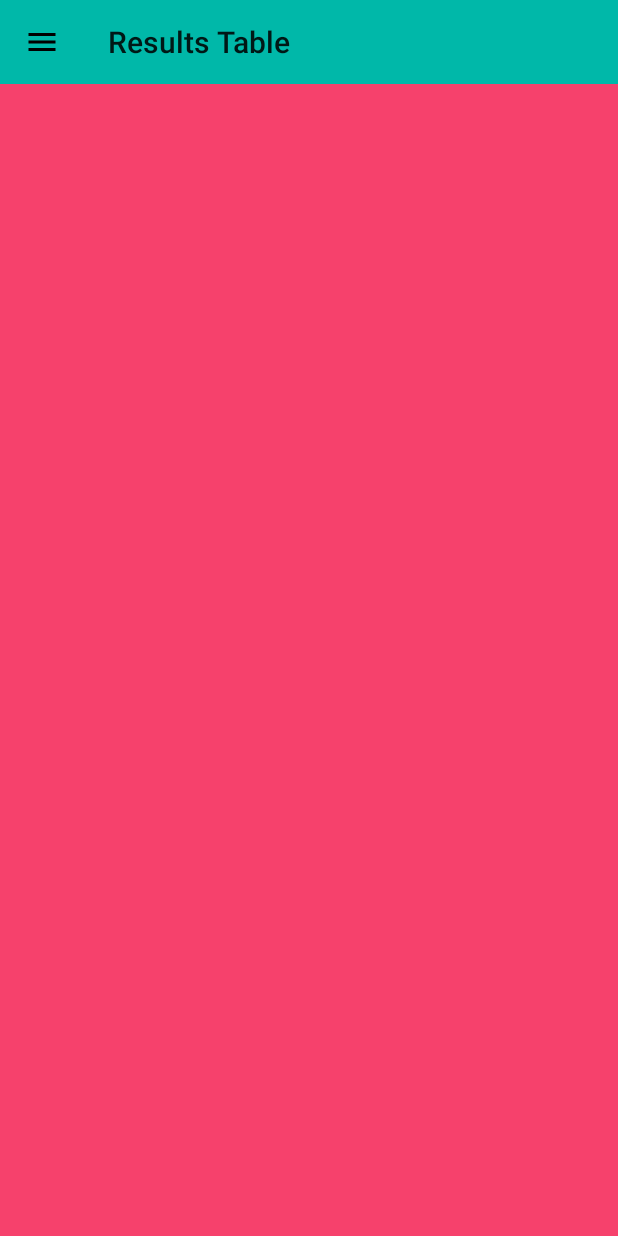
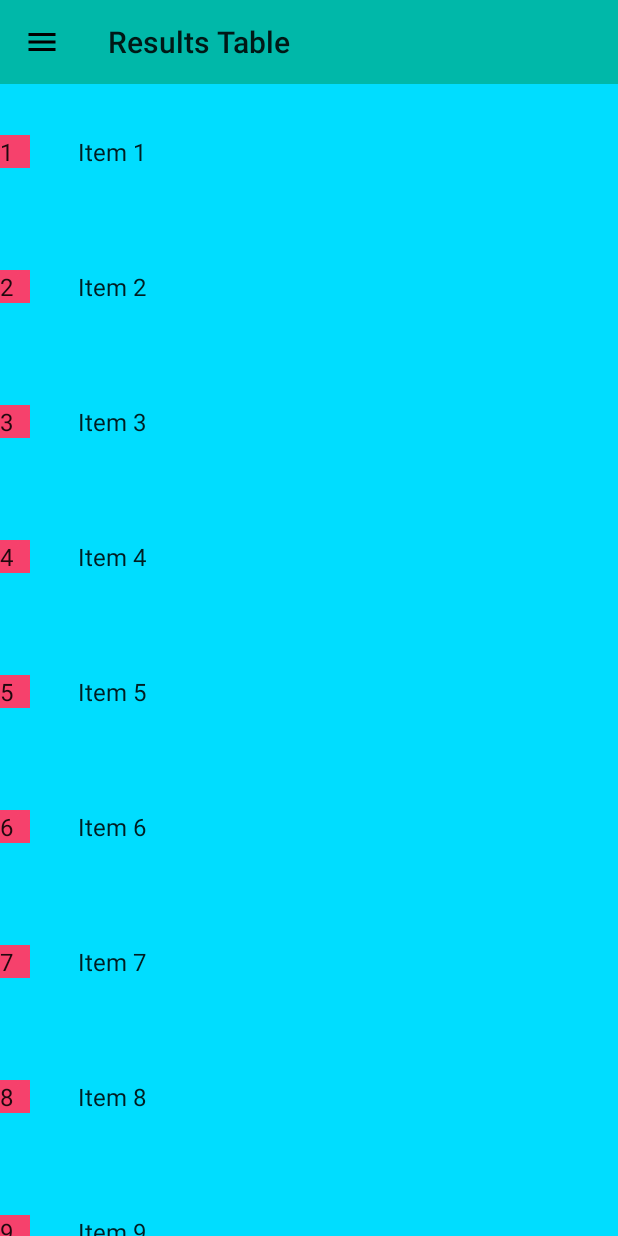
Before and after one commit to raeinmt/Fifa18Prediction, an Android app: the screen it shows after launch once a user with an empty profile is signed in (PredictionsActivity), in the side drawer, after a tap on "Results Table", on a phone screen of 412 x 824 dp. Run offline under Robolectric (Android 15) with nearby library versions, the phone set to English and light mode, and no system bars; our stand-ins replace Firebase (no records; nobody signed in at launch, a user with empty details on screens opened directly); libraries missing offline, so code that uses them is left out: java.security.acl.

Commit message:
Adding results fragment draft

```diff
--- a/app/build.gradle
+++ b/app/build.gradle
@@ -42,4 +42,5 @@ dependencies {
 
 
 
+
 apply plugin: 'com.google.gms.google-services'
--- a/app/src/main/java/com/example/rteymouri/fifa18prediction/MyItemRecyclerViewAdapter.java
+++ b/app/src/main/java/com/example/rteymouri/fifa18prediction/MyItemRecyclerViewAdapter.java
@@ -72,7 +72,7 @@ public class MyItemRecyclerViewAdapter extends RecyclerView.Adapter<MyItemRecycl
         mValues = new ArrayList<>();
         mValuesHashMap = new HashMap<>();
         mListener = listener;
-        DatabaseReference mDatabaseRef = FirebaseDatabase.getInstance().getReference().child("results");
+        DatabaseReference mDatabaseRef = FirebaseDatabase.getInstance().getReference().child("predictions");
         mDatabaseRef.addChildEventListener(mChildEventListener);
     }
 
--- /dev/null
+++ b/app/src/main/java/com/example/rteymouri/fifa18prediction/MyResultsRecyclerViewAdapter.java
@@ -0,0 +1,77 @@
+package com.example.rteymouri.fifa18prediction;
+
+import android.support.v7.widget.RecyclerView;
+import android.view.LayoutInflater;
+import android.view.View;
+import android.view.ViewGroup;
+import android.widget.TextView;
+
+import com.example.rteymouri.fifa18prediction.ResultsFragment.OnListFragmentInteractionListener;
+import com.example.rteymouri.fifa18prediction.dummy.DummyContent.DummyItem;
+
+import java.util.List;
+
+/**
+ * {@link RecyclerView.Adapter} that can display a {@link DummyItem} and makes a call to the
+ * specified {@link OnListFragmentInteractionListener}.
+ * TODO: Replace the implementation with code for your data type.
+ */
+public class MyResultsRecyclerViewAdapter extends RecyclerView.Adapter<MyResultsRecyclerViewAdapter.ViewHolder> {
+
+    private final List<DummyItem> mValues;
+    private final OnListFragmentInteractionListener mListener;
+
+    public MyResultsRecyclerViewAdapter(List<DummyItem> items, OnListFragmentInteractionListener listener) {
+        mValues = items;
+        mListener = listener;
+    }
+
+    @Override
+    public ViewHolder onCreateViewHolder(ViewGroup parent, int viewType) {
+        View view = LayoutInflater.from(parent.getContext())
+                .inflate(R.layout.fragment_results, parent, false);
+        return new ViewHolder(view);
+    }
+
+    @Override
+    public void onBindViewHolder(final ViewHolder holder, int position) {
+        holder.mItem = mValues.get(position);
+        holder.mIdView.setText(mValues.get(position).id);
+        holder.mContentView.setText(mValues.get(position).content);
+
+        holder.mView.setOnClickListener(new View.OnClickListener() {
+            @Override
+            public void onClick(View v) {
+                if (null != mListener) {
+                    // Notify the active callbacks interface (the activity, if the
+                    // fragment is attached to one) that an item has been selected.
+                    mListener.onListFragmentInteraction(holder.mItem);
+                }
+            }
+        });
+    }
+
+    @Override
+    public int getItemCount() {
+        return mValues.size();
+    }
+
+    public class ViewHolder extends RecyclerView.ViewHolder {
+        public final View mView;
+        public final TextView mIdView;
+        public final TextView mContentView;
+        public DummyItem mItem;
+
+        public ViewHolder(View view) {
+            super(view);
+            mView = view;
+            mIdView = (TextView) view.findViewById(R.id.id);
+            mContentView = (TextView) view.findViewById(R.id.content);
+        }
+
+        @Override
+        public String toString() {
+            return super.toString() + " '" + mContentView.getText() + "'";
+        }
+    }
+}
--- a/app/src/main/java/com/example/rteymouri/fifa18prediction/PredictionsActivity.java
+++ b/app/src/main/java/com/example/rteymouri/fifa18prediction/PredictionsActivity.java
@@ -16,10 +16,13 @@ import android.support.v7.widget.Toolbar;
 import android.widget.TextView;
 
 
+import com.example.rteymouri.fifa18prediction.dummy.DummyContent;
 import com.example.rteymouri.fifa18prediction.footballMatchDataModel.FootballMatch;
 import com.google.firebase.auth.FirebaseAuth;
 
-public class PredictionsActivity extends AppCompatActivity implements PredictionsFragment.OnListFragmentInteractionListener {
+public class PredictionsActivity extends AppCompatActivity implements
+        PredictionsFragment.OnListFragmentInteractionListener,
+        ResultsFragment.OnListFragmentInteractionListener {
 
     public  String SIGN_OUT= "Sign out";
     private DrawerLayout mDrawerLayout;
@@ -47,9 +50,8 @@ public class PredictionsActivity extends AppCompatActivity implements Prediction
 
 
         FragmentManager mFragmentManager = getSupportFragmentManager();
-//        PredictionsFragment mFragment = (PredictionsFragment) mFragmentManager.findFragmentById(R.id.predictionsFragment);
-
         PredictionsFragment mFragment = PredictionsFragment.newInstance(1);
+//        ResultsFragment mFragment = ResultsFragment.newInstance(1);
         mFragment.getListAdapter();
 //        Bundle args = new Bundle();
 //        args.putInt("column-count", 1);
@@ -81,7 +83,10 @@ public class PredictionsActivity extends AppCompatActivity implements Prediction
 
                 item.setChecked(true);
                 actionBar.setTitle(item.getTitle().toString());
-                //If sign out it tapped log out the user from firebase and start login activity
+                //If sign out it tapped log out the user from Firebase and start login activity
+
+                mDrawerLayout.closeDrawers();
+
                 if (item.getTitle().toString().equals(SIGN_OUT)) {
 
                     mAuth.signOut();
@@ -91,11 +96,33 @@ public class PredictionsActivity extends AppCompatActivity implements Prediction
                     finish();
                     return false;
                 }
-                mDrawerLayout.closeDrawers();
-
                 //TODO: Here must use fragments to switch out the content view displayed in the background
                 //TODO: https://developer.android.com/guide/components/fragments.html
 
+                Log.d("Fifaa","title: "+ item.getTitle().toString());
+                if(item.getTitle().toString().equals("Results Table")){
+
+                    FragmentManager mFragmentManager = getSupportFragmentManager();
+                    ResultsFragment mFragment = ResultsFragment.newInstance(1);
+                    mFragment.getListAdapter();
+
+                    FragmentTransaction fragmentTransaction = mFragmentManager.beginTransaction();
+                    fragmentTransaction.add(R.id.content_frame, mFragment);
+                    fragmentTransaction.commit();
+                    return false;
+                }
+
+                if(item.getTitle().toString().equals("Home")){
+
+                    FragmentManager mFragmentManager = getSupportFragmentManager();
+                    PredictionsFragment mFragment = PredictionsFragment.newInstance(1);
+                    mFragment.getListAdapter();
+
+                    FragmentTransaction fragmentTransaction = mFragmentManager.beginTransaction();
+                    fragmentTransaction.add(R.id.content_frame, mFragment);
+                    fragmentTransaction.commit();
+                    return false;
+                }
 
                 return true;
             }
@@ -108,4 +135,11 @@ public class PredictionsActivity extends AppCompatActivity implements Prediction
     public void onListFragmentInteraction(FootballMatch item) {
         Log.d("FIFAa","CALLING onListFragmentInteraction" + item);
     }
+
+    @Override
+    public void onListFragmentInteraction(DummyContent.DummyItem item) {
+
+        Log.d("FIFAa","CALLING onListFragmentInteraction results" + item);
+
+    }
 }
--- /dev/null
+++ b/app/src/main/java/com/example/rteymouri/fifa18prediction/ResultsFragment.java
@@ -0,0 +1,103 @@
+package com.example.rteymouri.fifa18prediction;
+
+import android.content.Context;
+import android.os.Bundle;
+import android.support.v4.app.ListFragment;
+import android.support.v7.widget.GridLayoutManager;
+import android.support.v7.widget.LinearLayoutManager;
+import android.support.v7.widget.RecyclerView;
+import android.view.LayoutInflater;
+import android.view.View;
+import android.view.ViewGroup;
+
+import com.example.rteymouri.fifa18prediction.dummy.DummyContent;
+import com.example.rteymouri.fifa18prediction.dummy.DummyContent.DummyItem;
+
+import java.util.List;
+
+/**
+ * A fragment representing a list of Items.
+ * <p/>
+ * Activities containing this fragment MUST implement the {@link OnListFragmentInteractionListener}
+ * interface.
+ */
+public class ResultsFragment extends ListFragment {
+
+    // TODO: Customize parameter argument names
+    private static final String ARG_COLUMN_COUNT = "column-count";
+    // TODO: Customize parameters
+    private int mColumnCount = 1;
+    private OnListFragmentInteractionListener mListener;
+
+    /**
+     * Mandatory empty constructor for the fragment manager to instantiate the
+     * fragment (e.g. upon screen orientation changes).
+     */
+    public ResultsFragment() {
+    }
+
+    // TODO: Customize parameter initialization
+    @SuppressWarnings("unused")
+    public static ResultsFragment newInstance(int columnCount) {
+        ResultsFragment fragment = new ResultsFragment();
+        Bundle args = new Bundle();
+        args.putInt(ARG_COLUMN_COUNT, columnCount);
+        fragment.setArguments(args);
+        return fragment;
+    }
+
+    @Override
+    public void onCreate(Bundle savedInstanceState) {
+        super.onCreate(savedInstanceState);
+
+        if (getArguments() != null) {
+            mColumnCount = getArguments().getInt(ARG_COLUMN_COUNT);
+        }
+    }
+
+    @Override
+    public View onCreateView(LayoutInflater inflater, ViewGroup container,
+                             Bundle savedInstanceState) {
+        View view = inflater.inflate(R.layout.fragment_results_list, container, false);
+
+        // Set the adapter
+        RecyclerView recyclerView = view.findViewById(R.id.recycler_view);
+        Context context = view.getContext();
+        recyclerView.setLayoutManager(new LinearLayoutManager(context));
+        recyclerView.setAdapter(new MyResultsRecyclerViewAdapter(DummyContent.ITEMS, mListener));
+        return view;
+    }
+
+
+    @Override
+    public void onAttach(Context context) {
+        super.onAttach(context);
+        if (context instanceof OnListFragmentInteractionListener) {
+            mListener = (OnListFragmentInteractionListener) context;
+        } else {
+            throw new RuntimeException(context.toString()
+                    + " must implement OnListFragmentInteractionListener");
+        }
+    }
+
+    @Override
+    public void onDetach() {
+        super.onDetach();
+        mListener = null;
+    }
+
+    /**
+     * This interface must be implemented by activities that contain this
+     * fragment to allow an interaction in this fragment to be communicated
+     * to the activity and potentially other fragments contained in that
+     * activity.
+     * <p/>
+     * See the Android Training lesson <a href=
+     * "http://developer.android.com/training/basics/fragments/communicating.html"
+     * >Communicating with Other Fragments</a> for more information.
+     */
+    public interface OnListFragmentInteractionListener {
+        // TODO: Update argument type and name
+        void onListFragmentInteraction(DummyItem item);
+    }
+}
--- /dev/null
+++ b/app/src/main/java/com/example/rteymouri/fifa18prediction/dummy/DummyContent.java
@@ -0,0 +1,72 @@
+package com.example.rteymouri.fifa18prediction.dummy;
+
+import java.util.ArrayList;
+import java.util.HashMap;
+import java.util.List;
+import java.util.Map;
+
+/**
+ * Helper class for providing sample content for user interfaces created by
+ * Android template wizards.
+ * <p>
+ * TODO: Replace all uses of this class before publishing your app.
+ */
+public class DummyContent {
+
+    /**
+     * An array of sample (dummy) items.
+     */
+    public static final List<DummyItem> ITEMS = new ArrayList<DummyItem>();
+
+    /**
+     * A map of sample (dummy) items, by ID.
+     */
+    public static final Map<String, DummyItem> ITEM_MAP = new HashMap<String, DummyItem>();
+
+    private static final int COUNT = 25;
+
+    static {
+        // Add some sample items.
+        for (int i = 1; i <= COUNT; i++) {
+            addItem(createDummyItem(i));
+        }
+    }
+
+    private static void addItem(DummyItem item) {
+        ITEMS.add(item);
+        ITEM_MAP.put(item.id, item);
+    }
+
+    private static DummyItem createDummyItem(int position) {
+        return new DummyItem(String.valueOf(position), "Item " + position, makeDetails(position));
+    }
+
+    private static String makeDetails(int position) {
+        StringBuilder builder = new StringBuilder();
+        builder.append("Details about Item: ").append(position);
+        for (int i = 0; i < position; i++) {
+            builder.append("\nMore details information here.");
+        }
+        return builder.toString();
+    }
+
+    /**
+     * A dummy item representing a piece of content.
+     */
+    public static class DummyItem {
+        public final String id;
+        public final String content;
+        public final String details;
+
+        public DummyItem(String id, String content, String details) {
+            this.id = id;
+            this.content = content;
+            this.details = details;
+        }
+
+        @Override
+        public String toString() {
+            return content;
+        }
+    }
+}
--- a/app/src/main/res/layout/activity_predictions.xml
+++ b/app/src/main/res/layout/activity_predictions.xml
@@ -19,7 +19,9 @@
             android:layout_width="match_parent"
             android:layout_height="match_parent"
             android:background="@color/lightYellow"
-            android:layout_marginTop="?android:attr/actionBarSize"></ListView>
+            android:layout_marginTop="?android:attr/actionBarSize">
+
+        </ListView>
 
         <android.support.v7.widget.Toolbar
             android:id="@+id/toolbar"
--- /dev/null
+++ b/app/src/main/res/layout/fragment_results.xml
@@ -0,0 +1,35 @@
+<?xml version="1.0" encoding="utf-8"?>
+<android.support.constraint.ConstraintLayout xmlns:android="http://schemas.android.com/apk/res/android"
+    xmlns:app="http://schemas.android.com/apk/res-auto"
+    xmlns:tools="http://schemas.android.com/tools"
+    android:id="@+id/linearLayout"
+    android:layout_width="match_parent"
+    android:layout_height="90dp"
+    android:background="@android:color/holo_blue_bright">
+
+    <TextView
+        android:id="@+id/id"
+        android:layout_width="20dp"
+        android:layout_height="wrap_content"
+        android:background="@color/colorPrimaryDark"
+        android:textAppearance="?attr/textAppearanceListItem"
+
+        app:layout_constraintBottom_toBottomOf="parent"
+        app:layout_constraintEnd_toStartOf="@+id/content"
+        app:layout_constraintStart_toStartOf="parent"
+        app:layout_constraintTop_toTopOf="parent" />
+
+    <TextView
+        android:id="@+id/content"
+        android:layout_width="90dp"
+        android:layout_height="wrap_content"
+        android:layout_marginEnd="32dp"
+        android:layout_marginStart="32dp"
+        android:textAppearance="?attr/textAppearanceListItem"
+
+        app:layout_constraintBottom_toBottomOf="parent"
+        app:layout_constraintStart_toEndOf="@+id/id"
+        app:layout_constraintTop_toTopOf="parent" />
+
+
+</android.support.constraint.ConstraintLayout>
--- /dev/null
+++ b/app/src/main/res/layout/fragment_results_list.xml
@@ -0,0 +1,36 @@
+<?xml version="1.0" encoding="utf-8"?>
+<LinearLayout
+    xmlns:android="http://schemas.android.com/apk/res/android"
+    xmlns:app="http://schemas.android.com/apk/res-auto"
+    xmlns:tools="http://schemas.android.com/tools"
+    android:id="@+id/activity_main"
+    android:layout_width="match_parent"
+    android:layout_height="match_parent"
+    android:layout_marginLeft="0dp"
+    android:layout_marginRight="0dp"
+    android:layout_marginTop="?attr/actionBarSize"
+    android:background="#f1f1f1"
+    app:layoutManager="LinearLayoutManager"
+    tools:context="com.example.rteymouri.fifa18prediction.PredictionsFragment"
+    tools:listitem="@layout/fragment_item"
+
+    android:orientation="horizontal">
+
+    <android.support.v7.widget.RecyclerView
+        android:id="@+id/recycler_view"
+        android:layout_width="match_parent"
+        android:layout_height="match_parent"
+        android:layout_centerInParent="true"
+        android:background="@color/colorPrimaryDark"/>
+
+    <ListView
+        android:id="@id/android:list"
+        android:layout_width="match_parent"
+        android:layout_height="match_parent"
+        android:background="@color/colorPrimary">
+    </ListView>
+
+
+
+
+</LinearLayout>
```
